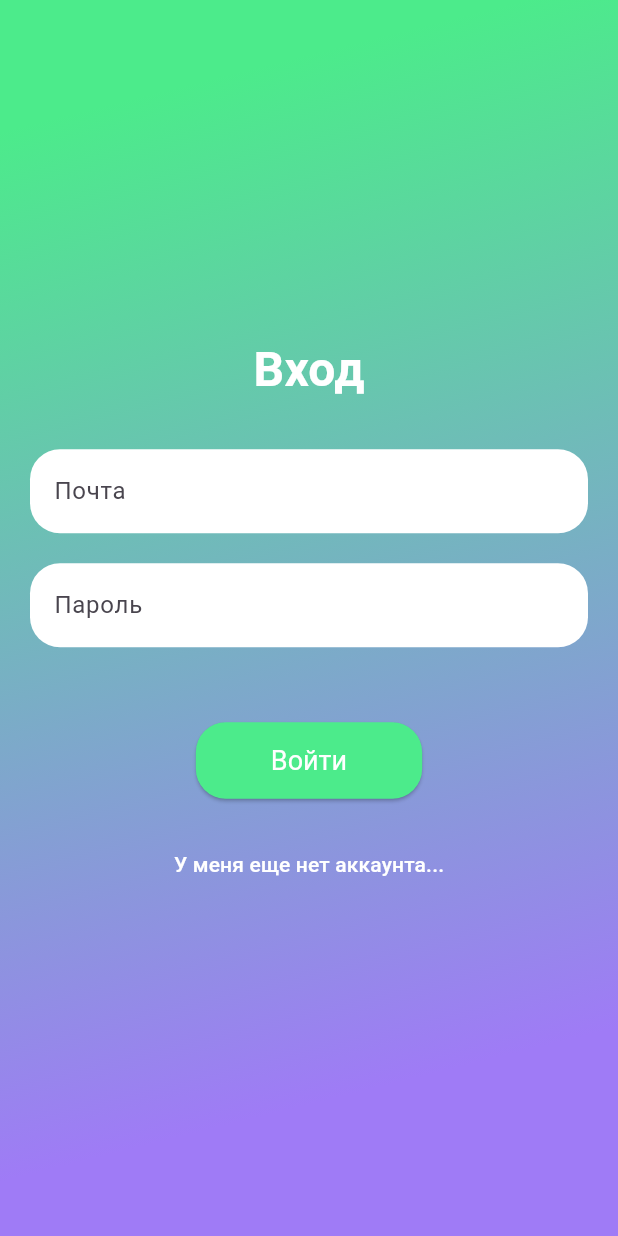
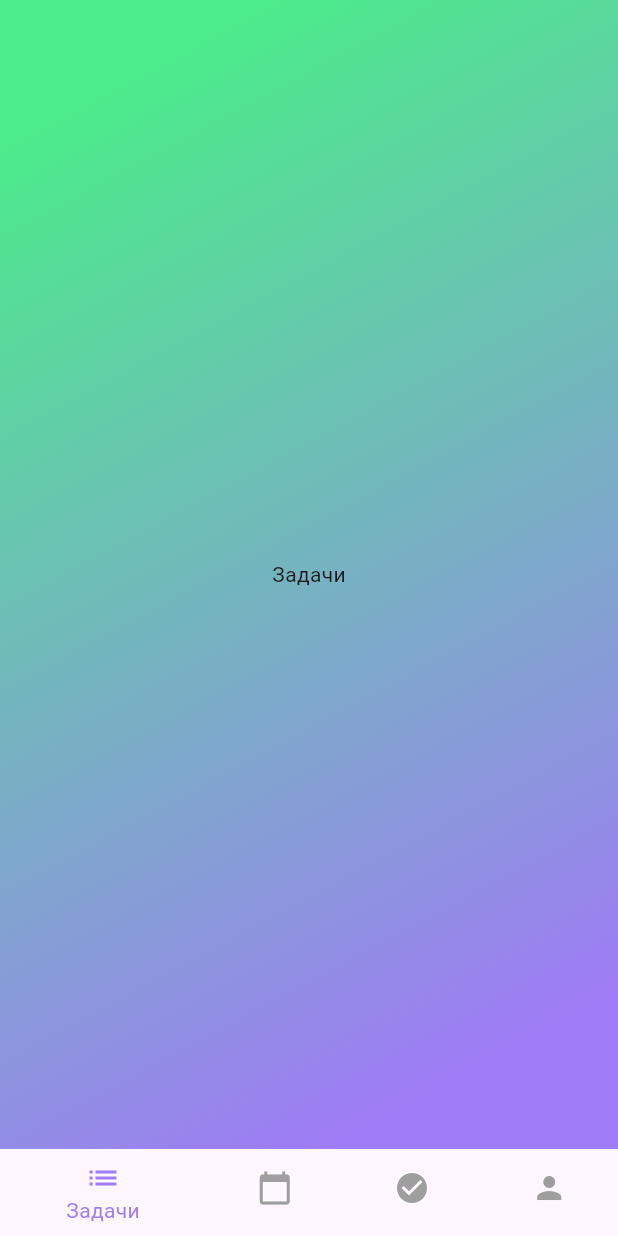
Before and after one commit to 5122022YV/zc_dodiddone, a Flutter app: the screen it shows after launch, after a tap on "Войти", on a phone screen of 412 x 824 dp. Run offline on Flutter 3.47's test engine with Material 3 defaults, Android fonts, the phone set to English and light mode, and no system bars.

Commit message:
main page

```diff
--- a/lib/pages/login_page.dart
+++ b/lib/pages/login_page.dart
@@ -1,5 +1,6 @@
 import 'package:flutter/material.dart';
 import '../theme/theme.dart';
+import 'main_page.dart';
 
 class LoginPage extends StatefulWidget {
   const LoginPage({Key? key}) : super(key: key);
@@ -94,7 +95,12 @@ class _LoginPageState extends State<LoginPage> {
 
               // Кнопка "Войти"
               ElevatedButton(
-                onPressed: () {}, // Пока не реализовано
+                onPressed: () {
+                  Navigator.pushReplacement(
+                      context,
+                      MaterialPageRoute(
+                          builder: (context) => MainPage()));
+                },
                 style: ElevatedButton.styleFrom(
                   backgroundColor: !isLogin
                       ? DoDidDoneTheme.lightTheme.colorScheme.primary
--- /dev/null
+++ b/lib/pages/main_page.dart
@@ -0,0 +1,106 @@
+import 'package:flutter/material.dart';
+import '../theme/theme.dart'; // Импортируем файл с темой
+
+class MainPage extends StatefulWidget {
+  @override
+  _MainPageState createState() => _MainPageState();
+}
+
+class _MainPageState extends State<MainPage> {
+  int _selectedIndex = 0;
+
+  final List<Widget> _screens = [
+    TasksScreen(), // Задачи
+    TodayScreen(), // Сегодня
+    CompletedScreen(), // Выполнено
+    ProfileScreen(), // Профиль
+  ];
+
+  @override
+  Widget build(BuildContext context) {
+    return Scaffold(
+      extendBodyBehindAppBar: true,
+      appBar: AppBar(
+        backgroundColor: Colors.transparent, // Прозрачный AppBar
+        elevation: 0, // Убираем тень
+//        title: Text(
+//          _screens[_selectedIndex].runtimeType.toString(), // Заголовок по экрану
+//          style: TextStyle(color: Colors.black), // Черный текст
+      ),
+//    ),
+      body: Container( // Добавляем Container для фона
+        decoration: BoxDecoration(
+          gradient: LinearGradient(
+            begin: Alignment.topLeft,
+            end: Alignment.bottomRight, // Изменяем направление градиента
+            colors: [
+              DoDidDoneTheme.lightTheme.colorScheme.secondary,
+              DoDidDoneTheme.lightTheme.colorScheme.primary,
+            ],
+            stops: const [0.1, 0.9], // Основной цвет занимает 90% пространства
+          ),
+        ),
+        child: _screens[_selectedIndex], // Оборачиваем body в Container
+      ),
+      bottomNavigationBar: BottomNavigationBar(
+        backgroundColor: Colors.transparent, // Прозрачный BottomNavigationBar
+        elevation: 0, // Убираем тень
+        currentIndex: _selectedIndex,
+        onTap: (index) {
+          setState(() {
+            _selectedIndex = index;
+          });
+        },
+        selectedItemColor: DoDidDoneTheme.lightTheme.colorScheme.primary, // Основной цвет для выбранной иконки
+        unselectedItemColor: Colors.grey, // Серый цвет для невыбранных иконок
+        items: [
+          BottomNavigationBarItem(
+            icon: Icon(Icons.list),
+            label: 'Задачи',
+          ),
+          BottomNavigationBarItem(
+            icon: Icon(Icons.calendar_today),
+            label: 'Сегодня',
+          ),
+          BottomNavigationBarItem(
+            icon: Icon(Icons.check_circle),
+            label: 'Выполнено',
+          ),
+          BottomNavigationBarItem(
+            icon: Icon(Icons.person),
+            label: 'Профиль',
+          ),
+        ],
+      ),
+    );
+  }
+}
+
+// Заглушки для экранов
+class TasksScreen extends StatelessWidget {
+  @override
+  Widget build(BuildContext context) {
+    return Center(child: Text('Задачи'));
+  }
+}
+
+class TodayScreen extends StatelessWidget {
+  @override
+  Widget build(BuildContext context) {
+    return Center(child: Text('Сегодня'));
+  }
+}
+
+class ProfileScreen extends StatelessWidget {
+  @override
+  Widget build(BuildContext context) {
+    return Center(child: Text('Профиль'));
+  }
+}
+
+class CompletedScreen extends StatelessWidget {
+  @override
+  Widget build(BuildContext context) {
+    return Center(child: Text('Выполнено'));
+  }
+}
--- a/lib/theme/theme.dart
+++ b/lib/theme/theme.dart
@@ -18,5 +18,12 @@ class DoDidDoneTheme {
         ),
       ),
     ),
+    bottomNavigationBarTheme: BottomNavigationBarThemeData(
+      selectedItemColor: const Color(0xFF9f7bf6), // Цвет выбранной иконки
+      unselectedItemColor:
+          const Color(0xFF4ceb8b).withOpacity(0.5), // Цвет невыбранной иконки
+      backgroundColor: Colors.transparent, // Прозрачный фон
+      // Убираем тень
+    ),
   );
 }
```
